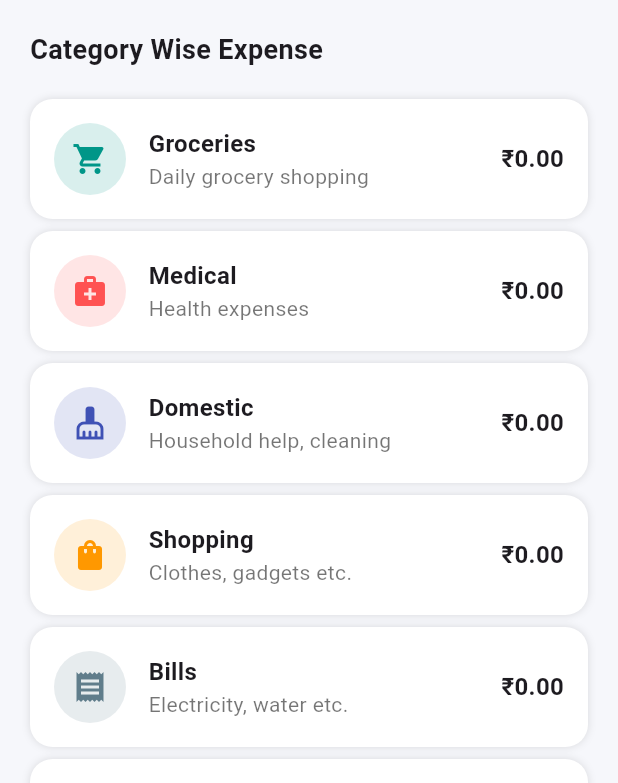
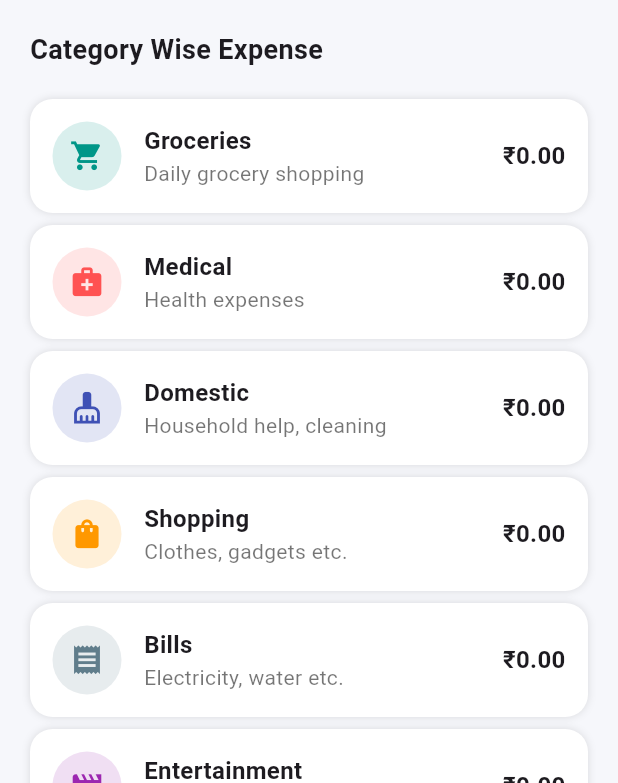
Before and after one commit to harshitiwari12/expense-tracker, a Flutter app: the FinanceHomePage screen opened directly, on a phone screen of 412 x 824 dp, the part 453-1236 px from its top. Run offline on Flutter 3.47's test engine with Material 3 defaults, Android fonts, the phone set to English and light mode, and no system bars; our stand-ins replace dropdown_button2, firebase_auth, firebase_core, fl_chart, flutter_secure_storage, lottie and 2 more; missing offline and left inert: another_telephony; accounts and stored records are empty; network calls fail.

Commit message:
push for OTP

```diff
--- a/lib/controllers/login_user.dart
+++ b/lib/controllers/login_user.dart
@@ -13,7 +13,7 @@ class AuthService {
         body: jsonEncode(request.toJson()),
       );
 
-      if (response.statusCode == 201) {
+      if (response.statusCode == 201){
         final responseData = jsonDecode(response.body);
         final String token = responseData['token'];
         print("JWT TOKEN: $token");
--- a/lib/controllers/sms_service.dart
+++ b/lib/controllers/sms_service.dart
@@ -4,10 +4,9 @@ import 'dart:convert';
 import '../api/api_urls.dart';
 import '../models/sms_data.dart';
 
-
 class SmsService {
   static Future<void> sendSmsListToBackend(List<SmsData> smsList) async {
-    final jwtToken = await SecureStorageHelper.getToken(); // Use secure storage
+    final jwtToken = await SecureStorageHelper.getToken();
 
     print('JWT Token found in Read SMS Page');
     if (jwtToken == null || jwtToken.isEmpty) {
@@ -31,7 +30,7 @@ class SmsService {
       print("JWT Token of read sms page: $jwtToken");
       print("Response: ${response.statusCode} - ${response.body}");
 
-      if (response.statusCode == 200) {
+      if (response.statusCode == 204) {
         print("SMS data list sent successfully");
       } else {
         print("Failed to send SMS data list: ${response.statusCode}");
--- a/lib/main.dart
+++ b/lib/main.dart
@@ -1,6 +1,10 @@
 import 'package:flutter/material.dart';
 import 'package:firebase_core/firebase_core.dart';
 import 'package:new_minor/pages/SplashScreen.dart';
+import 'package:new_minor/pages/income_saving_page.dart';
+import 'package:new_minor/pages/otp_login_page.dart';
+import 'package:new_minor/read_sms.dart';
+
 void main() async {
   WidgetsFlutterBinding.ensureInitialized();
   await Firebase.initializeApp(
--- a/lib/models/get_sms_data_model.dart
+++ b/lib/models/get_sms_data_model.dart
@@ -1,7 +1,7 @@
 class GetSmsData {
   final int id;
   final double amount;
-  final String refNo;
+  final String? refNo;
   final String? category;
   final String moneyType;
   final DateTime dateTime;
--- a/lib/models/post_sms_category_model.dart
+++ b/lib/models/post_sms_category_model.dart
@@ -1,7 +1,7 @@
 class CategorizedSmsData {
   final int id;
   final double amount;
-  final String refNo;
+  final String? refNo;
   String? category;
   final String moneyType;
   final DateTime dateTime;
--- a/lib/pages/finance_home_page.dart
+++ b/lib/pages/finance_home_page.dart
@@ -244,7 +244,7 @@ class _FinanceHomePageState extends State<FinanceHomePage> {
     required double amount,
   }) {
     return Container(
-      padding: const EdgeInsets.all(16),
+      padding: const EdgeInsets.all(15),
       decoration: BoxDecoration(
         color: Colors.white,
         borderRadius: BorderRadius.circular(15),
@@ -253,9 +253,9 @@ class _FinanceHomePageState extends State<FinanceHomePage> {
       child: Row(
         children: [
           CircleAvatar(
-            radius: 24,
+            radius: 23,
             backgroundColor: color.withOpacity(0.15),
-            child: Icon(icon, color: color, size: 24),
+            child: Icon(icon, color: color, size: 23),
           ),
           const SizedBox(width: 15),
           Expanded(
--- a/lib/pages/otp_verify_page.dart
+++ b/lib/pages/otp_verify_page.dart
@@ -1,5 +1,6 @@
 import 'package:flutter/material.dart';
 import 'package:firebase_auth/firebase_auth.dart';
+import 'package:new_minor/pages/income_saving_page.dart';
 import 'package:new_minor/pages/profile_page.dart';
 
 class OTPScreen extends StatefulWidget {
@@ -35,7 +36,7 @@ class _OTPScreenState extends State<OTPScreen> {
 
       Navigator.pushReplacement(
         context,
-        MaterialPageRoute(builder: (_) => const ProfilePage()),
+        MaterialPageRoute(builder: (_) => ProfilePage()),
       );
     } catch (e) {
       ScaffoldMessenger.of(context).showSnackBar(
--- a/lib/read_sms.dart
+++ b/lib/read_sms.dart
@@ -3,7 +3,6 @@ import 'package:another_telephony/telephony.dart';
 import 'package:new_minor/pages/finance_home_page.dart';
 import 'package:permission_handler/permission_handler.dart';
 import 'package:intl/intl.dart';
-
 import 'controllers/sms_service.dart';
 import 'models/sms_data.dart';
 
```
Also changed, not shown: lib/pages/profile_page.dart (+7 -6 lines).
